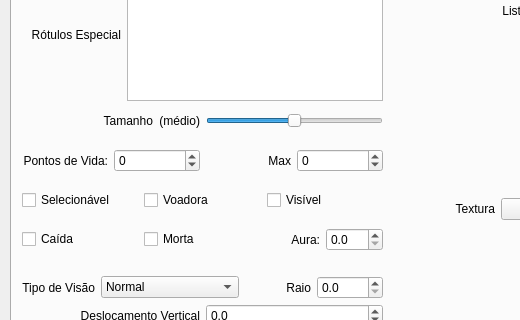
Above: ifg/qt/ui/entidade.ui from matferib/tabuleiro-virtual before the change; both pictures show x 0 to 520 and y 166 to 486 of the 927 by 632 pixel window. Below: the same form after it.
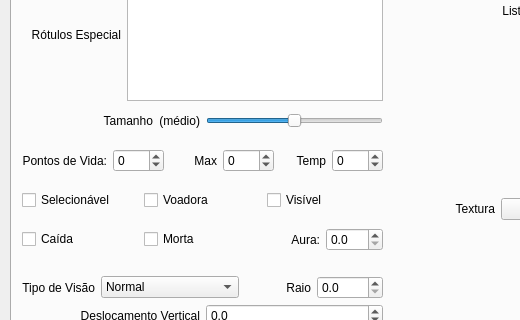
That is the form after the change. The open tabs and pages were chosen to show the change.

The edit to the form file:
```diff
--- a/ifg/qt/ui/entidade.ui
+++ b/ifg/qt/ui/entidade.ui
@@ -276,6 +276,35 @@
           </property>
          </widget>
         </item>
+        <item>
+         <widget class="QLabel" name="label_26">
+          <property name="sizePolicy">
+           <sizepolicy hsizetype="Preferred" vsizetype="Preferred">
+            <horstretch>0</horstretch>
+            <verstretch>0</verstretch>
+           </sizepolicy>
+          </property>
+          <property name="text">
+           <string>Temp</string>
+          </property>
+          <property name="alignment">
+           <set>Qt::AlignRight|Qt::AlignTrailing|Qt::AlignVCenter</set>
+          </property>
+         </widget>
+        </item>
+        <item>
+         <widget class="QSpinBox" name="spin_pontos_vida_temporarios">
+          <property name="toolTip">
+           <string>Pontos de vida para entidade.</string>
+          </property>
+          <property name="minimum">
+           <number>-100</number>
+          </property>
+          <property name="maximum">
+           <number>999</number>
+          </property>
+         </widget>
+        </item>
        </layout>
       </item>
      </layout>
```
Left out of the diff: 22 changed lines with no effect on the pictures.
